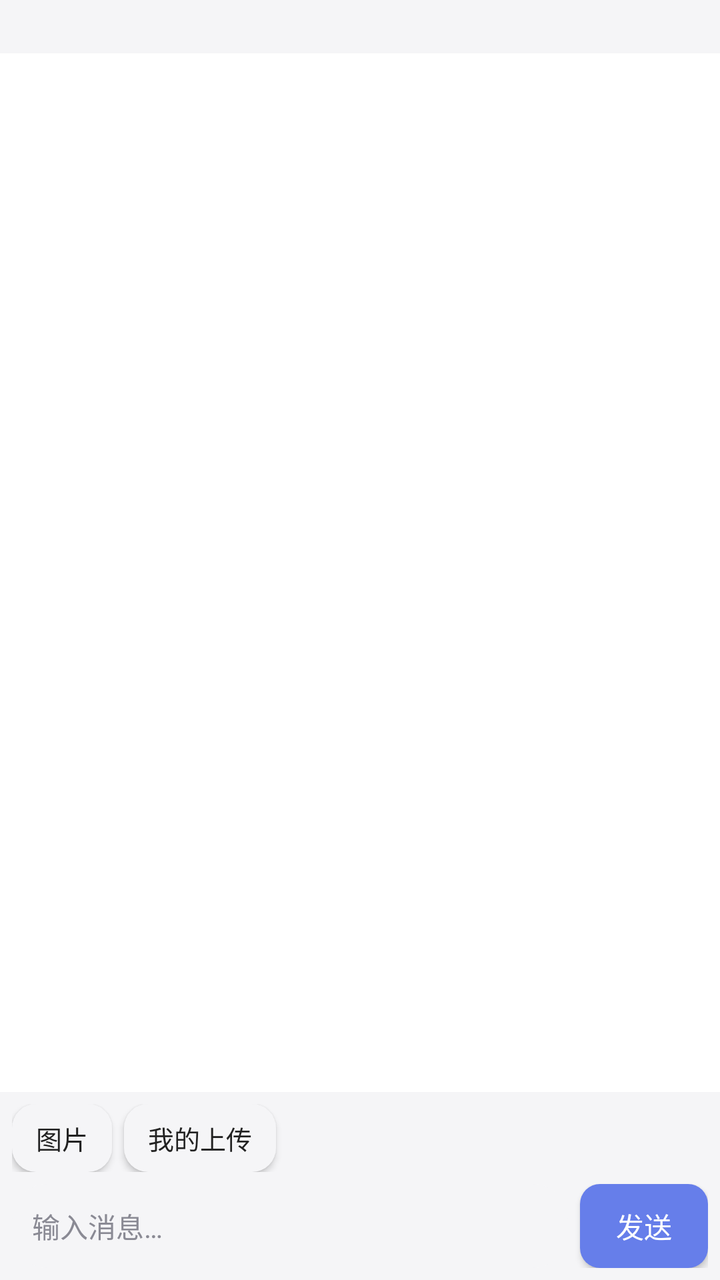
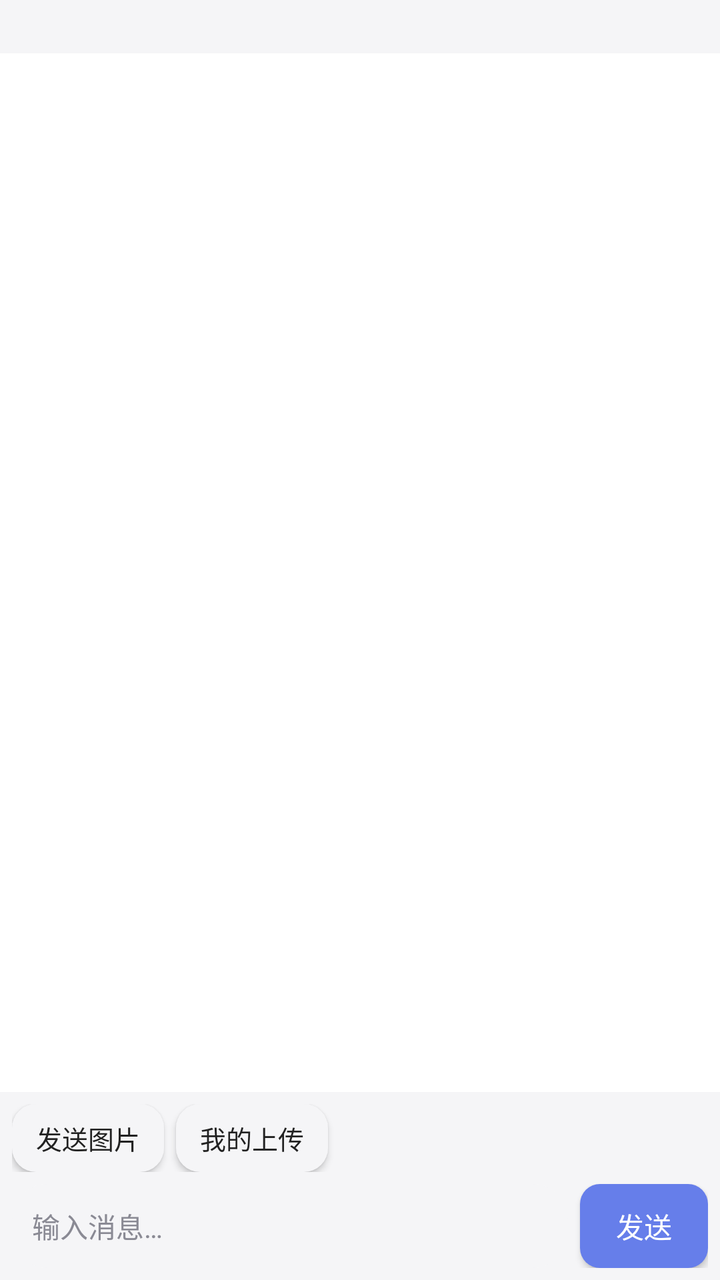

Screens rendered from an Android XML layout before and after an edit, with the pre-edit source and the edit as a unified diff.
<!-- AndroidManifest.xml: application theme AppTheme -->
<!-- res/layout/frag_chat.xml -->
<?xml version="1.0" encoding="utf-8"?>
<LinearLayout xmlns:android="http://schemas.android.com/apk/res/android"
    android:layout_width="match_parent"
    android:layout_height="match_parent"
    android:orientation="vertical">

    <TextView
        android:id="@+id/tvOnline"
        android:layout_width="match_parent"
        android:layout_height="wrap_content"
        android:background="@color/bg_panel"
        android:padding="6dp"
        android:singleLine="true"
        android:textColor="@color/text_sub"
        android:textSize="11sp" />

    <FrameLayout
        android:layout_width="match_parent"
        android:layout_height="0dp"
        android:layout_weight="1">

        <ListView
            android:id="@+id/lvMsg"
            android:layout_width="match_parent"
            android:layout_height="match_parent"
            android:divider="@null"
            android:dividerHeight="0dp"
            android:padding="8dp"
            android:stackFromBottom="true"
            android:transcriptMode="alwaysScroll" />

        
        <ProgressBar
            android:id="@+id/pbSending"
            android:layout_width="34dp"
            android:layout_height="34dp"
            android:layout_gravity="center"
            android:visibility="gone" />

        
        <LinearLayout
            android:id="@+id/loadingBar"
            android:layout_width="match_parent"
            android:layout_height="match_parent"
            android:background="#CCFFFFFF"
            android:gravity="center"
            android:orientation="vertical"
            android:visibility="gone">

            <ProgressBar
                android:layout_width="40dp"
                android:layout_height="40dp" />

            <TextView
                android:layout_width="wrap_content"
                android:layout_height="wrap_content"
                android:layout_marginTop="10dp"
                android:text="聊天数据加载中…"
                android:textColor="@color/text_sub"
                android:textSize="13sp" />
        </LinearLayout>
    </FrameLayout>

    
    <LinearLayout
        android:id="@+id/inputArea"
        android:layout_width="match_parent"
        android:layout_height="wrap_content"
        android:background="@color/bg_panel"
        android:orientation="vertical"
        android:paddingLeft="6dp"
        android:paddingTop="6dp"
        android:paddingRight="6dp"
        android:paddingBottom="6dp">

        <LinearLayout
            android:layout_width="match_parent"
            android:layout_height="wrap_content"
            android:gravity="center_vertical"
            android:orientation="horizontal">

            <Button
                android:id="@+id/btnImg"
                android:layout_width="wrap_content"
                android:layout_height="34dp"
                android:background="@drawable/bg_card"
                android:minWidth="0dp"
                android:paddingLeft="12dp"
                android:paddingRight="12dp"
                android:text="图片"
                android:textColor="@color/text"
                android:textSize="13sp" />

            <Button
                android:id="@+id/btnUp"
                android:layout_width="wrap_content"
                android:layout_height="34dp"
                android:layout_marginLeft="6dp"
                android:background="@drawable/bg_card"
                android:minWidth="0dp"
                android:paddingLeft="12dp"
                android:paddingRight="12dp"
                android:text="我的上传"
                android:textColor="@color/text"
                android:textSize="13sp" />

            <View
                android:layout_width="0dp"
                android:layout_height="1dp"
                android:layout_weight="1" />

            <TextView
                android:id="@+id/tvHint"
                android:layout_width="wrap_content"
                android:layout_height="wrap_content"
                android:textColor="@color/text_sub"
                android:textSize="11sp"
                android:visibility="gone" />
        </LinearLayout>

        
        <LinearLayout
            android:id="@+id/quoteBar"
            android:layout_width="match_parent"
            android:layout_height="wrap_content"
            android:layout_marginBottom="6dp"
            android:background="@drawable/bg_quote"
            android:gravity="center_vertical"
            android:orientation="horizontal"
            android:paddingLeft="8dp"
            android:paddingTop="5dp"
            android:paddingRight="6dp"
            android:paddingBottom="5dp"
            android:visibility="gone">

            <TextView
                android:id="@+id/tvQuote"
                android:layout_width="0dp"
                android:layout_height="wrap_content"
                android:layout_weight="1"
                android:ellipsize="end"
                android:singleLine="true"
                android:textColor="@color/text_sub"
                android:textSize="11sp" />

            <TextView
                android:id="@+id/btnQuoteCancel"
                android:layout_width="wrap_content"
                android:layout_height="wrap_content"
                android:paddingLeft="10dp"
                android:paddingRight="4dp"
                android:text="✕"
                android:textColor="@color/text_sub"
                android:textSize="15sp" />
        </LinearLayout>

        <LinearLayout
            android:layout_width="match_parent"
            android:layout_height="wrap_content"
            android:layout_marginTop="6dp"
            android:gravity="center_vertical"
            android:orientation="horizontal">

            <EditText
                android:id="@+id/edMsg"
                android:layout_width="0dp"
                android:layout_height="wrap_content"
                android:layout_weight="1"
                android:background="@drawable/bg_input"
                android:hint="@string/hint_msg"
                android:maxLines="4"
                android:minHeight="42dp"
                android:padding="10dp"
                android:textColor="@color/text"
                android:textColorHint="@color/text_sub"
                android:textSize="14sp" />

            <Button
                android:id="@+id/btnSend"
                android:layout_width="wrap_content"
                android:layout_height="42dp"
                android:layout_marginLeft="6dp"
                android:background="@drawable/bg_btn"
                android:minWidth="64dp"
                android:text="@string/btn_send"
                android:textColor="@color/text_light"
                android:textSize="14sp" />
        </LinearLayout>
    </LinearLayout>
</LinearLayout>
<!-- resources referenced by this layout -->
<resources>
  <color name="bg_panel">#F5F5F7</color>
  <color name="text">#222222</color>
  <color name="text_light">#FFFFFF</color>
  <color name="text_sub">#8A8A94</color>
  <!-- drawable bg_btn (drawable) -->
  <?xml version="1.0" encoding="utf-8"?>
  <shape xmlns:android="http://schemas.android.com/apk/res/android" android:shape="rectangle">
      <solid android:color="@color/accent" />
      <corners android:radius="10dp" />
  </shape>
  <!-- drawable bg_card (drawable) -->
  <?xml version="1.0" encoding="utf-8"?>
  <shape xmlns:android="http://schemas.android.com/apk/res/android" android:shape="rectangle">
      <solid android:color="@color/bg_panel" />
      <corners android:radius="12dp" />
  </shape>
  <!-- drawable bg_input (drawable) -->
  <?xml version="1.0" encoding="utf-8"?>
  <shape xmlns:android="http://schemas.android.com/apk/res/android" android:shape="rectangle">
      <solid android:color="@color/bg_panel" />
      <corners android:radius="18dp" />
  </shape>
  <!-- drawable bg_quote (drawable) -->
  <?xml version="1.0" encoding="utf-8"?>
  <shape xmlns:android="http://schemas.android.com/apk/res/android"
      android:shape="rectangle">
      <solid android:color="#14000000" />
      <corners android:radius="7dp" />
      <padding android:left="8dp" android:top="5dp" android:right="8dp" android:bottom="5dp" />
  </shape>
  <string name="btn_send">发送</string>
  <string name="hint_msg">输入消息…</string>
  <style name="AppTheme" parent="@android:style/Theme.Material.Light.NoActionBar">
          <item name="android:colorPrimary">@color/primary</item>
          <item name="android:colorPrimaryDark">@color/primaryDark</item>
          <item name="android:colorAccent">@color/accent</item>
          <item name="android:windowBackground">@color/bg</item>
          <item name="android:statusBarColor">@color/primaryDark</item>
          <item name="android:windowLightStatusBar">false</item>
      </style>
  <color name="accent">#667EEA</color>
  <color name="primary">#2B2B40</color>
  <color name="primaryDark">#1B1B28</color>
  <color name="bg">#FFFFFF</color>
</resources>

<!-- the commit's change to res/layout/frag_chat.xml (unified diff, before → after) -->
@@ -87,7 +87,7 @@
                 android:minWidth="0dp"
                 android:paddingLeft="12dp"
                 android:paddingRight="12dp"
-                android:text="图片"
+                android:text="发送图片"
                 android:textColor="@color/text"
                 android:textSize="13sp" />
 
